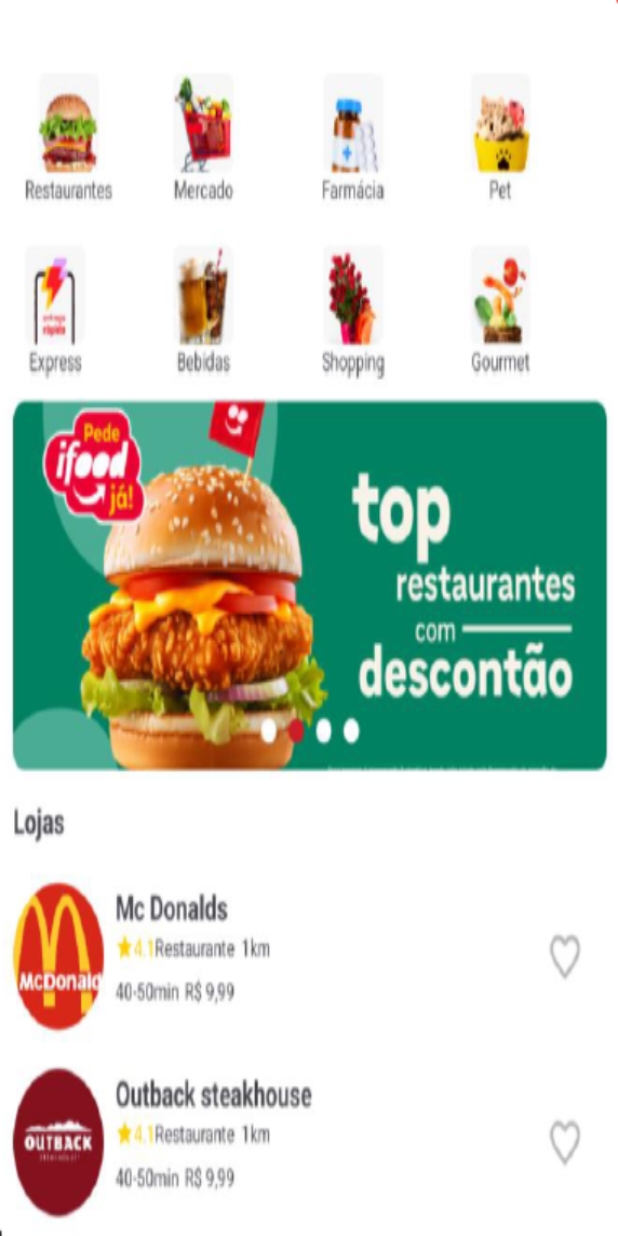
After one commit to eacosta1956/desafio-git-e-github-e5-ifood, an Android app: the layout activity_inicial_restaurantes.xml on its own in the app's theme, with its tools: preview values and no code run, on a phone screen of 412 x 824 dp. The commit adds this screen. Run offline under Robolectric (Android 15) with nearby library versions, the phone set to English and light mode, and no system bars.

Commit message:
feat: implementar navegação da tela de login para restaurantes

```diff
--- a/app/src/main/AndroidManifest.xml
+++ b/app/src/main/AndroidManifest.xml
@@ -21,7 +21,10 @@
                 <category android:name="android.intent.category.LAUNCHER" />
             </intent-filter>
         </activity>
+        <activity android:name=".TelaRestaurantesActivity"
+            android:exported="false"/>
         <activity android:name=".MainActivity"/>
+
     </application>
 
 </manifest>
--- a/app/src/main/java/com/example/desafio_git_e5_ifood/LoginActivity.kt
+++ b/app/src/main/java/com/example/desafio_git_e5_ifood/LoginActivity.kt
@@ -1,5 +1,6 @@
 package com.example.desafio_git_e5_ifood
 
+import android.content.Intent
 import android.os.Bundle
 import android.widget.Button
 import androidx.appcompat.app.AppCompatActivity
@@ -14,5 +15,9 @@ class LoginActivity : AppCompatActivity() {
 
         btnEntrar = findViewById(R.id.btnEntrar)
 
+        btnEntrar.setOnClickListener {
+            val intent = Intent(this, TelaRestaurantesActivity::class.java)
+            startActivity(intent)
+        }
     }
 }
--- /dev/null
+++ b/app/src/main/res/layout/activity_inicial_restaurantes.xml
@@ -0,0 +1,9 @@
+<?xml version="1.0" encoding="utf-8"?>
+<androidx.constraintlayout.widget.ConstraintLayout
+    xmlns:android="http://schemas.android.com/apk/res/android"
+    xmlns:app="http://schemas.android.com/apk/res-auto"
+    android:layout_width="match_parent"
+    android:layout_height="match_parent"
+    android:background="@drawable/inicial_com_restaurantes">
+
+</androidx.constraintlayout.widget.ConstraintLayout>
--- a/app/src/main/res/values/themes.xml
+++ b/app/src/main/res/values/themes.xml
@@ -1,4 +1,4 @@
-<resources xmlns:tools="http://schemas.android.com/tools">
+<resources>
     <!-- Base application theme. -->
     <style name="Base.Theme.Desafio_Git_E5_iFood" parent="Theme.Material3.DayNight.NoActionBar">
         <!-- Customize your light theme here. -->
```
Also changed, not shown: app/src/main/java/com/example/desafio_git_e5_ifood/InicialRestaurantesActivity.kt (added, +11 -0 lines), app/src/main/res/drawable/inicial_com_restaurantes.png (added).
